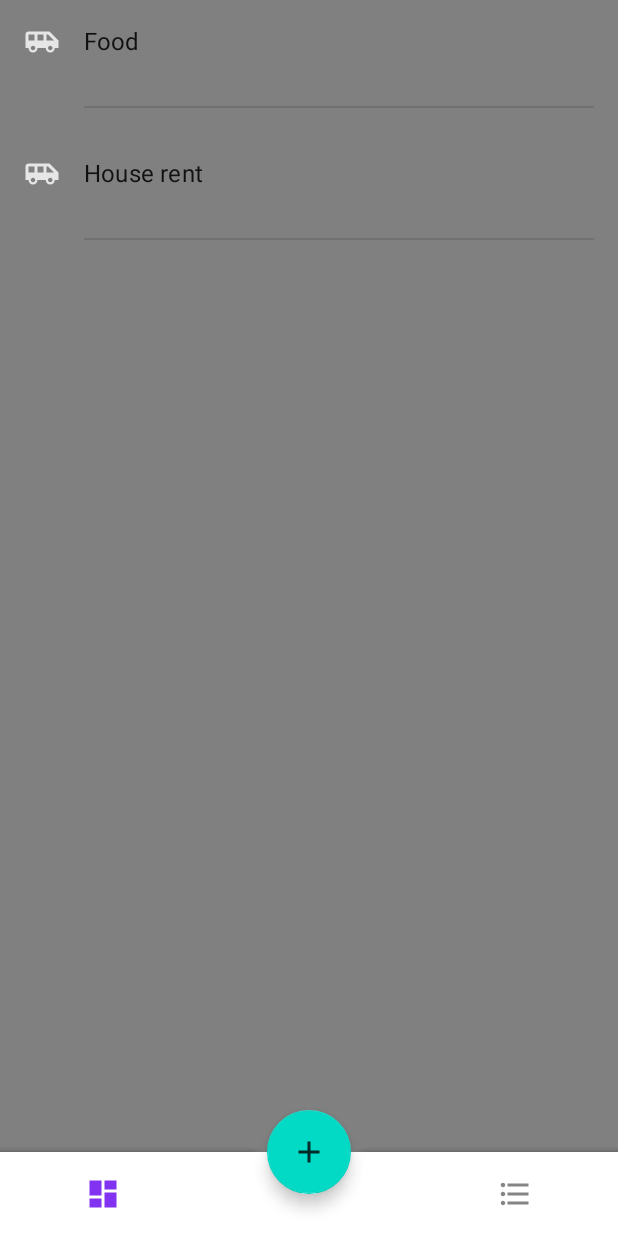
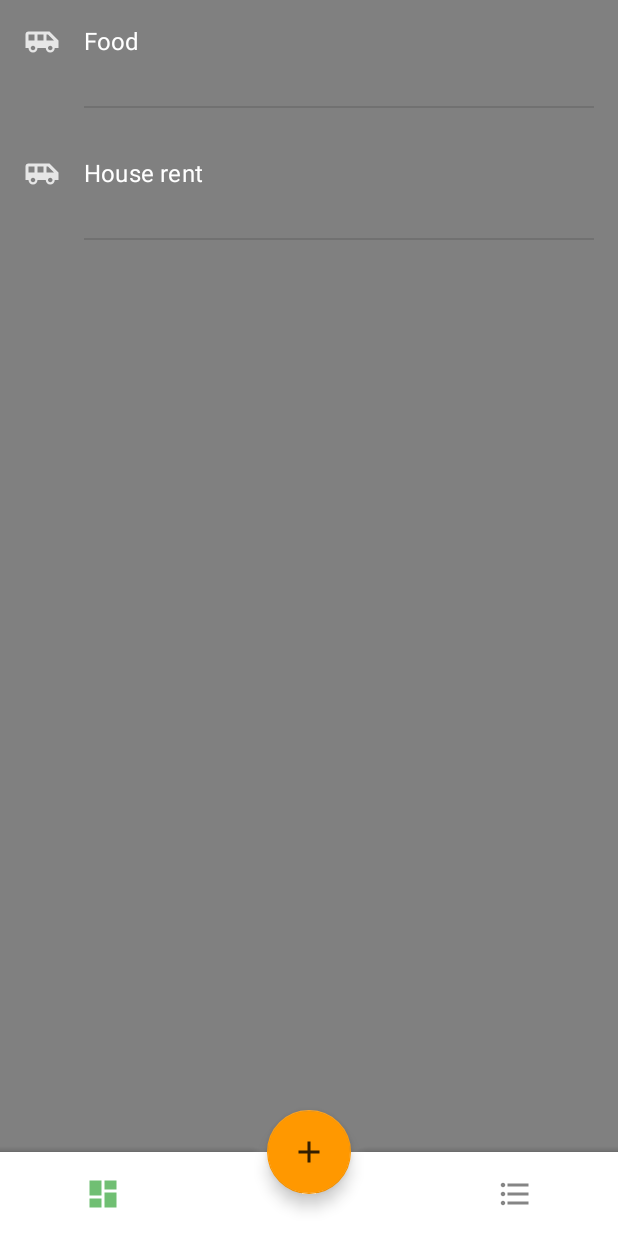
Before and after one commit to buiquanghuy23103/Fitsu, an Android app: the screen it shows after launch (MainActivity), on a phone screen of 412 x 824 dp. Run offline under Robolectric (Android 15) with nearby library versions, the phone set to English and light mode, and no system bars; our stand-ins replace Dagger/Hilt's generated code, Room's generated code, RxJava, Timber, data binding; 1 statement that could not run was skipped.

Commit message:
Change color scheme

```diff
--- a/app/src/main/res/values/styles.xml
+++ b/app/src/main/res/values/styles.xml
@@ -3,9 +3,11 @@
     <!-- Base application theme. -->
     <style name="AppTheme" parent="Theme.MaterialComponents.Light.NoActionBar">
         <!-- Customize your theme here. -->
-        <item name="colorPrimary">@color/colorPrimary</item>
-        <item name="colorPrimaryDark">@color/colorPrimaryDark</item>
-        <item name="colorAccent">@color/colorAccent</item>
+        <item name="colorPrimary">#4CAF50</item>
+        <item name="colorPrimaryDark">#1B5E20</item>
+        <item name="colorAccent">#FF9800</item>
+        <item name="android:textColorPrimary">@color/white</item>
+        <item name="android:textColorSecondary">@color/white</item>
     </style>
 
 </resources>
```
